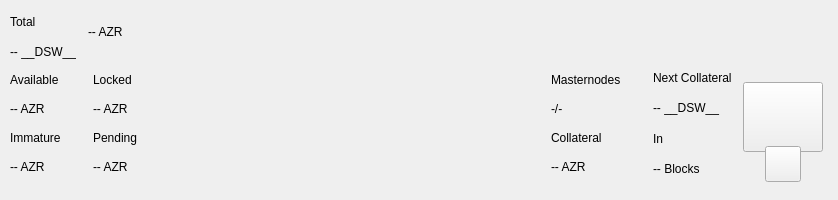
Qt form src/qt/pivx/forms/topbar.ui (decenomy/DSW) before a commit.
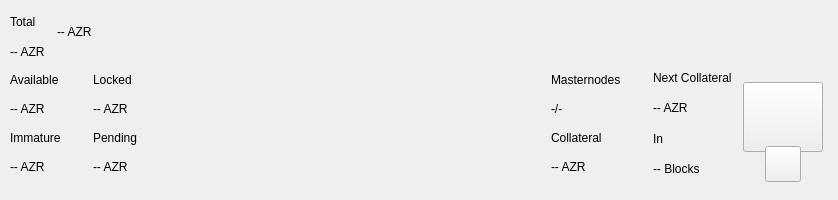
The same form after that commit. Custom widgets are drawn as their Qt base class.

```diff
--- a/src/qt/pivx/forms/topbar.ui
+++ b/src/qt/pivx/forms/topbar.ui
@@ -119,7 +119,7 @@
               <item>
                <widget class="QLabel" name="labelAmountPiv">
                 <property name="text">
-                 <string notr="true">-- __DSW__</string>
+                 <string notr="true">-- AZR</string>
                 </property>
                </widget>
               </item>
@@ -598,7 +598,7 @@
               <item>
                <widget class="QLabel" name="labelNextCollateralValue">
                 <property name="text">
-                 <string>-- __DSW__</string>
+                 <string>-- AZR</string>
                 </property>
                </widget>
               </item>
```
